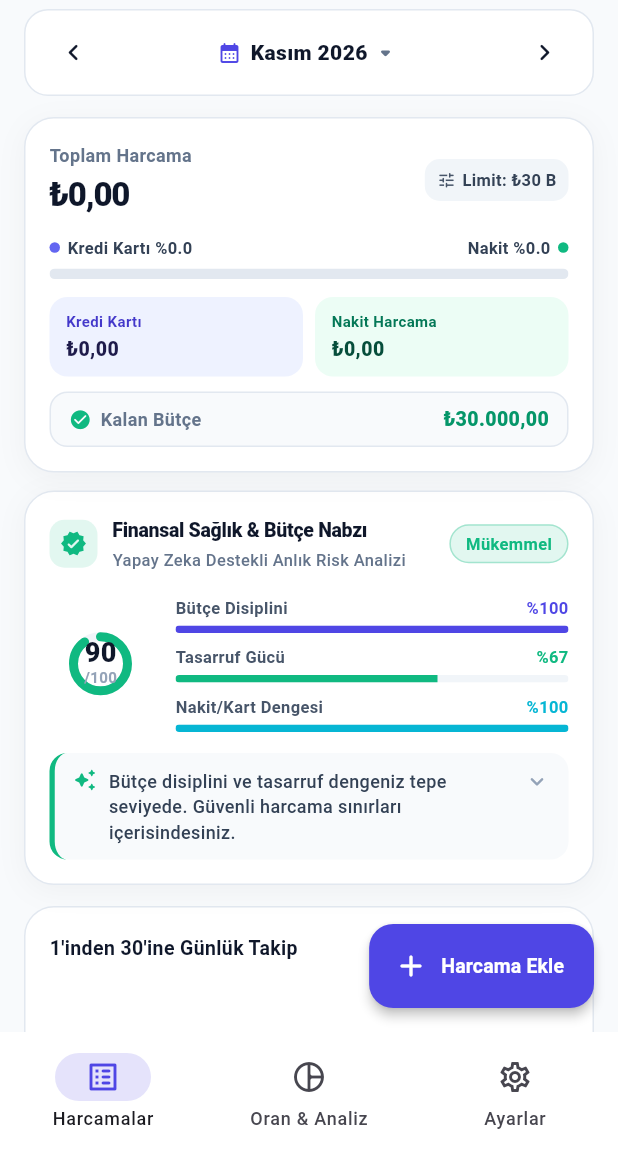
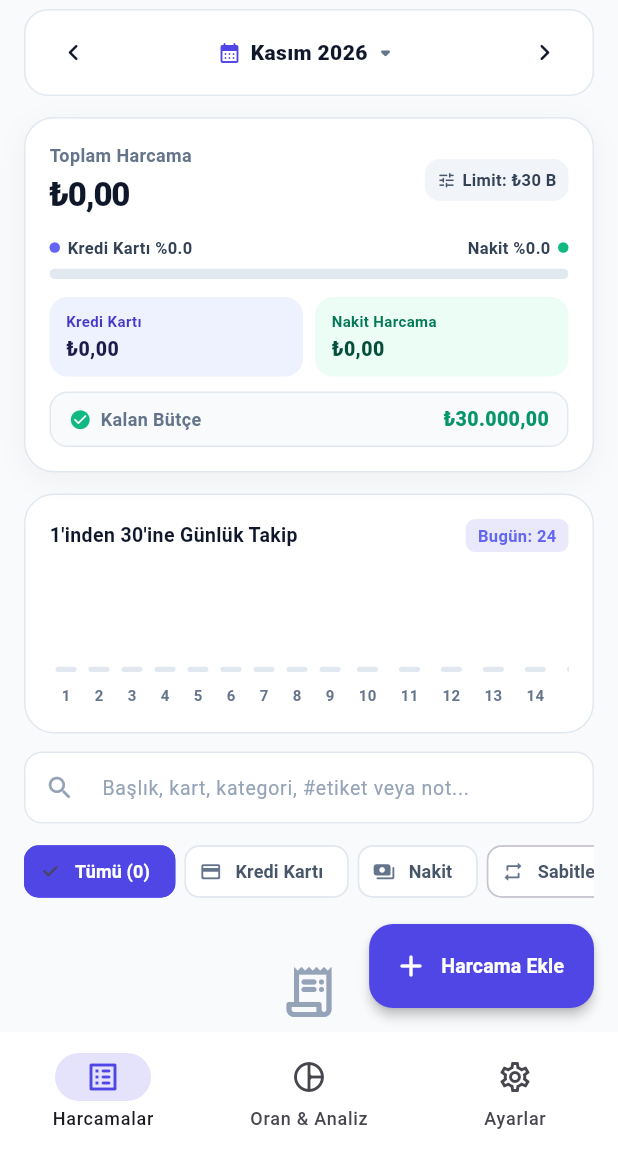
Before and after one commit to Nurettin-Yavuz/hesaptakip, a Flutter app: the screen it shows after launch, on a phone screen of 412 x 824 dp, the part 84-1236 px from its top. Run offline on Flutter 3.47's test engine with Material 3 defaults, Android fonts, the phone set to English and light mode, and no system bars; our stand-ins replace fl_chart, shared_preferences.

Commit message:
revert(ui): finansal nabiz karti ana ekrandan ve projeden kaldirildi

```diff
--- a/lib/views/home_screen.dart
+++ b/lib/views/home_screen.dart
@@ -4,7 +4,6 @@ import '../controllers/transaction_controller.dart';
 import '../models/transaction_item.dart';
 import '../widgets/add_expense_sheet.dart';
 import '../widgets/day_tracking_timeline.dart';
-import '../widgets/financial_pulse_card.dart';
 import '../widgets/month_selector_bar.dart';
 import '../widgets/ratio_indicator_card.dart';
 import '../widgets/transaction_tile.dart';
@@ -284,14 +283,6 @@ class _HomeScreenState extends State<HomeScreen> {
                     child: RatioIndicatorCard(
                       summary: summary,
                       onEditLimit: _showEditLimitDialog,
-                      hideAmounts: settings.hideSensitiveAmounts,
-                    ),
-                  ),
-
-                  // Finansal Sağlık Skoru & Akıllı Bütçe Nabzı Kartı (Apple/Neobank Seviyesi)
-                  SliverToBoxAdapter(
-                    child: FinancialPulseCard(
-                      healthScore: _controller.financialHealth,
                       hideAmounts: settings.hideSensitiveAmounts,
                     ),
                   ),
--- a/lib/widgets/financial_pulse_card.dart
+++ /dev/null
@@ -1,358 +0,0 @@
-import 'package:flutter/material.dart';
-import '../models/transaction_item.dart';
-
-/// Tasarımcı ve Yazılımcı ortak üretimi: Apple Card & Neobank seviyesinde
-/// Finansal Sağlık Skoru ve Akıllı Bütçe Nabzı Kartı.
-class FinancialPulseCard extends StatefulWidget {
-  final FinancialHealthScore healthScore;
-  final bool hideAmounts;
-  final VoidCallback? onTapDetails;
-
-  const FinancialPulseCard({
-    super.key,
-    required this.healthScore,
-    this.hideAmounts = false,
-    this.onTapDetails,
-  });
-
-  @override
-  State<FinancialPulseCard> createState() => _FinancialPulseCardState();
-}
-
-class _FinancialPulseCardState extends State<FinancialPulseCard> {
-  bool _isExpanded = false;
-
-  Color _getLevelColor(HealthLevel level) {
-    switch (level) {
-      case HealthLevel.excellent:
-        return const Color(0xFF10B981);
-      case HealthLevel.balanced:
-        return const Color(0xFF4F46E5);
-      case HealthLevel.warning:
-        return const Color(0xFFF59E0B);
-      case HealthLevel.critical:
-        return const Color(0xFFEF4444);
-    }
-  }
-
-  IconData _getLevelIcon(HealthLevel level) {
-    switch (level) {
-      case HealthLevel.excellent:
-        return Icons.verified_rounded;
-      case HealthLevel.balanced:
-        return Icons.insights_rounded;
-      case HealthLevel.warning:
-        return Icons.warning_amber_rounded;
-      case HealthLevel.critical:
-        return Icons.error_outline_rounded;
-    }
-  }
-
-  @override
-  Widget build(BuildContext context) {
-    final isDark = Theme.of(context).brightness == Brightness.dark;
-    final levelColor = _getLevelColor(widget.healthScore.level);
-    final score = widget.healthScore.score;
-
-    return Container(
-      margin: const EdgeInsets.symmetric(horizontal: 16, vertical: 6),
-      decoration: BoxDecoration(
-        color: isDark ? const Color(0xFF1E293B) : Colors.white,
-        borderRadius: BorderRadius.circular(20),
-        border: Border.all(
-          color: isDark ? const Color(0xFF334155) : const Color(0xFFE2E8F0),
-        ),
-        boxShadow: [
-          BoxShadow(
-            color: Colors.black.withValues(alpha: isDark ? 0.3 : 0.04),
-            blurRadius: 16,
-            offset: const Offset(0, 4),
-          ),
-        ],
-      ),
-      child: Material(
-        color: Colors.transparent,
-        child: InkWell(
-          borderRadius: BorderRadius.circular(20),
-          onTap: () {
-            setState(() {
-              _isExpanded = !_isExpanded;
-            });
-            widget.onTapDetails?.call();
-          },
-          child: Padding(
-            padding: const EdgeInsets.all(16),
-            child: Column(
-              crossAxisAlignment: CrossAxisAlignment.start,
-              children: [
-                // Üst Başlık Satırı: İkon, Başlık ve Durum Rozeti
-                Row(
-                  children: [
-                    Container(
-                      padding: const EdgeInsets.all(7),
-                      decoration: BoxDecoration(
-                        color: levelColor.withValues(alpha: 0.12),
-                        borderRadius: BorderRadius.circular(10),
-                      ),
-                      child: Icon(
-                        _getLevelIcon(widget.healthScore.level),
-                        color: levelColor,
-                        size: 18,
-                      ),
-                    ),
-                    const SizedBox(width: 10),
-                    Expanded(
-                      child: Column(
-                        crossAxisAlignment: CrossAxisAlignment.start,
-                        children: [
-                          Text(
-                            'Finansal Sağlık & Bütçe Nabzı',
-                            style: TextStyle(
-                              fontSize: 13,
-                              fontWeight: FontWeight.w800,
-                              letterSpacing: -0.2,
-                              color: isDark ? Colors.white : const Color(0xFF0F172A),
-                            ),
-                          ),
-                          const SizedBox(height: 2),
-                          Text(
-                            'Yapay Zeka Destekli Anlık Risk Analizi',
-                            style: TextStyle(
-                              fontSize: 11,
-                              fontWeight: FontWeight.w500,
-                              color: isDark ? const Color(0xFF94A3B8) : const Color(0xFF64748B),
-                            ),
-                          ),
-                        ],
-                      ),
-                    ),
-                    Container(
-                      padding: const EdgeInsets.symmetric(horizontal: 10, vertical: 4),
-                      decoration: BoxDecoration(
-                        color: levelColor.withValues(alpha: 0.12),
-                        borderRadius: BorderRadius.circular(20),
-                        border: Border.all(
-                          color: levelColor.withValues(alpha: 0.3),
-                        ),
-                      ),
-                      child: Text(
-                        widget.healthScore.statusText,
-                        style: TextStyle(
-                          fontSize: 11,
-                          fontWeight: FontWeight.w700,
-                          color: levelColor,
-                        ),
-                      ),
-                    ),
-                  ],
-                ),
-                const SizedBox(height: 16),
-
-                // Gösterge Satırı: Dairesel Gösterge ve 3 Alt KPI
-                Row(
-                  children: [
-                    // Sol: Dairesel Skor Göstergesi
-                    SizedBox(
-                      width: 68,
-                      height: 68,
-                      child: Stack(
-                        alignment: Alignment.center,
-                        children: [
-                          CircularProgressIndicator(
-                            value: widget.hideAmounts ? 0.75 : (score / 100.0),
-                            strokeWidth: 6,
-                            strokeCap: StrokeCap.round,
-                            backgroundColor: isDark
-                                ? const Color(0xFF334155)
-                                : const Color(0xFFF1F5F9),
-                            valueColor: AlwaysStoppedAnimation<Color>(levelColor),
-                          ),
-                          Column(
-                            mainAxisAlignment: MainAxisAlignment.center,
-                            children: [
-                              Text(
-                                widget.hideAmounts ? '••' : '$score',
-                                style: TextStyle(
-                                  fontSize: 18,
-                                  fontWeight: FontWeight.w900,
-                                  color: isDark ? Colors.white : const Color(0xFF0F172A),
-                                  height: 1.0,
-                                ),
-                              ),
-                              Text(
-                                '/100',
-                                style: TextStyle(
-                                  fontSize: 10,
-                                  fontWeight: FontWeight.w600,
-                                  color: isDark
-                                      ? const Color(0xFF94A3B8)
-                                      : const Color(0xFF94A3B8),
-                                ),
-                              ),
-                            ],
-                          ),
-                        ],
-                      ),
-                    ),
-                    const SizedBox(width: 16),
-
-                    // Sağ: 3 Alt Metrik Barı
-                    Expanded(
-                      child: Column(
-                        children: [
-                          _buildMetricBar(
-                            title: 'Bütçe Disiplini',
-                            ratio: widget.healthScore.budgetDisciplineRatio,
-                            activeColor: const Color(0xFF4F46E5),
-                            isDark: isDark,
-                          ),
-                          const SizedBox(height: 8),
-                          _buildMetricBar(
-                            title: 'Tasarruf Gücü',
-                            ratio: widget.healthScore.savingsScoreRatio,
-                            activeColor: const Color(0xFF10B981),
-                            isDark: isDark,
-                          ),
-                          const SizedBox(height: 8),
-                          _buildMetricBar(
-                            title: 'Nakit/Kart Dengesi',
-                            ratio: widget.healthScore.cardDependencyRatio,
-                            activeColor: const Color(0xFF06B6D4),
-                            isDark: isDark,
-                          ),
-                        ],
-                      ),
-                    ),
-                  ],
-                ),
-
-                // Akıllı Tavsiye ve Detay Açılır Alanı
-                const SizedBox(height: 14),
-                Container(
-                  width: double.infinity,
-                  padding: const EdgeInsets.symmetric(horizontal: 12, vertical: 10),
-                  decoration: BoxDecoration(
-                    color: isDark ? const Color(0xFF0F172A) : const Color(0xFFF8FAFC),
-                    borderRadius: BorderRadius.circular(12),
-                    border: Border(
-                      left: BorderSide(color: levelColor, width: 3.5),
-                    ),
-                  ),
-                  child: Row(
-                    crossAxisAlignment: CrossAxisAlignment.start,
-                    children: [
-                      Icon(
-                        Icons.auto_awesome_rounded,
-                        size: 16,
-                        color: levelColor,
-                      ),
-                      const SizedBox(width: 8),
-                      Expanded(
-                        child: Text(
-                          widget.healthScore.advice,
-                          style: TextStyle(
-                            fontSize: 12,
-                            fontWeight: FontWeight.w500,
-                            height: 1.4,
-                            color: isDark ? const Color(0xFFCBD5E1) : const Color(0xFF334155),
-                          ),
-                        ),
-                      ),
-                      Icon(
-                        _isExpanded
-                            ? Icons.keyboard_arrow_up_rounded
-                            : Icons.keyboard_arrow_down_rounded,
-                        size: 18,
-                        color: isDark ? const Color(0xFF64748B) : const Color(0xFF94A3B8),
-                      ),
-                    ],
-                  ),
-                ),
-
-                // Genişletilmiş Detay Açıklaması
-                if (_isExpanded) ...[
-                  const SizedBox(height: 12),
-                  Divider(
-                    height: 1,
-                    color: isDark ? const Color(0xFF334155) : const Color(0xFFE2E8F0),
-                  ),
-                  const SizedBox(height: 10),
-                  Text(
-                    'Finansal Sağlık Skoru Nasıl Hesaplanır?',
-                    style: TextStyle(
-                      fontSize: 11,
-                      fontWeight: FontWeight.w700,
-                      color: isDark ? Colors.white70 : const Color(0xFF475569),
-                    ),
-                  ),
-                  const SizedBox(height: 4),
-                  Text(
-                    '• Bütçe Disiplini (%45): Aylık harcamanızın geçen gün sayısı ve belirlenen limit ile uyumu.\n'
-                    '• Tasarruf Gücü (%30): Aktif tasarruf kumbaralarınızın hedefe ulaşma yüzdesi.\n'
-                    '• Kredi Kartı Dengesi (%25): Harcamaların kredi kartına aşırı bağımlı olmaması ve nakit/kart dengesi.',
-                    style: TextStyle(
-                      fontSize: 11,
-                      fontWeight: FontWeight.w400,
-                      height: 1.45,
-                      color: isDark ? const Color(0xFF94A3B8) : const Color(0xFF64748B),
-                    ),
-                  ),
-                ],
-              ],
-            ),
-          ),
-        ),
-      ),
-    );
-  }
-
-  Widget _buildMetricBar({
-    required String title,
-    required double ratio,
-    required Color activeColor,
-    required bool isDark,
-  }) {
-    final percentText = widget.hideAmounts ? '••%' : '%${(ratio * 100).toStringAsFixed(0)}';
-
-    return Column(
-      crossAxisAlignment: CrossAxisAlignment.start,
-      children: [
-        Row(
-          children: [
-            Expanded(
-              child: Text(
-                title,
-                maxLines: 1,
-                overflow: TextOverflow.ellipsis,
-                style: TextStyle(
-                  fontSize: 11,
-                  fontWeight: FontWeight.w600,
-                  color: isDark ? const Color(0xFFCBD5E1) : const Color(0xFF475569),
-                ),
-              ),
-            ),
-            const SizedBox(width: 6),
-            Text(
-              percentText,
-              style: TextStyle(
-                fontSize: 11,
-                fontWeight: FontWeight.w700,
-                color: activeColor,
-              ),
-            ),
-          ],
-        ),
-        const SizedBox(height: 4),
-        ClipRRect(
-          borderRadius: BorderRadius.circular(4),
-          child: LinearProgressIndicator(
-            value: ratio.clamp(0.0, 1.0),
-            minHeight: 5,
-            backgroundColor: isDark ? const Color(0xFF334155) : const Color(0xFFF1F5F9),
-            valueColor: AlwaysStoppedAnimation<Color>(activeColor),
-          ),
-        ),
-      ],
-    );
-  }
-}
```
